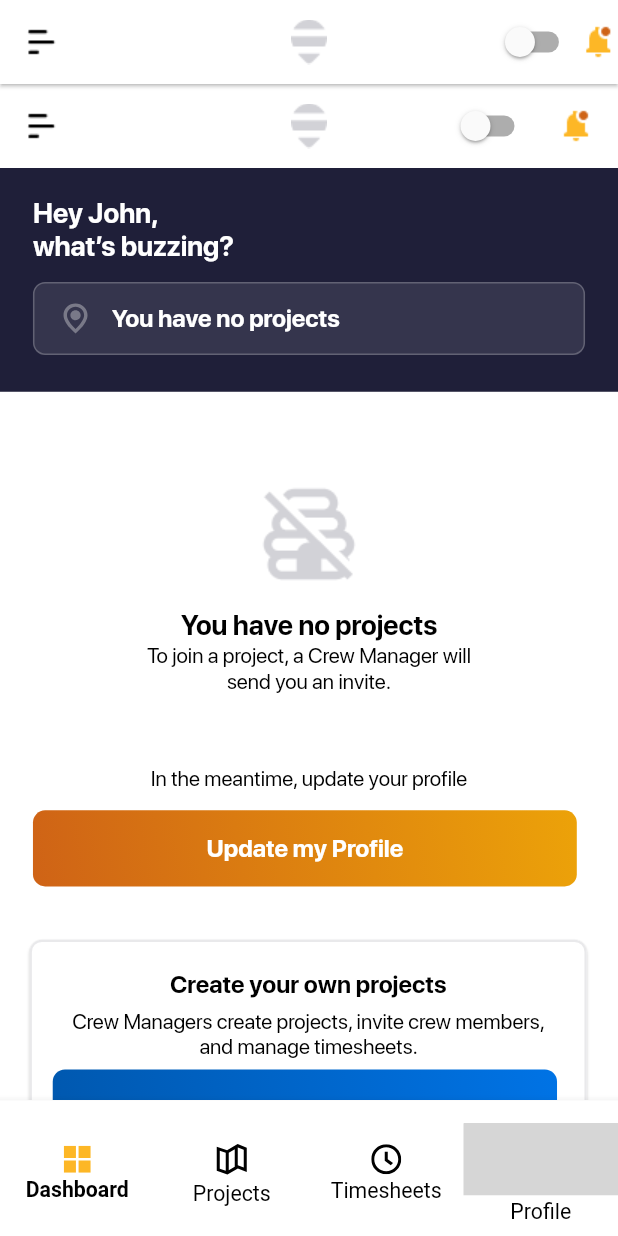
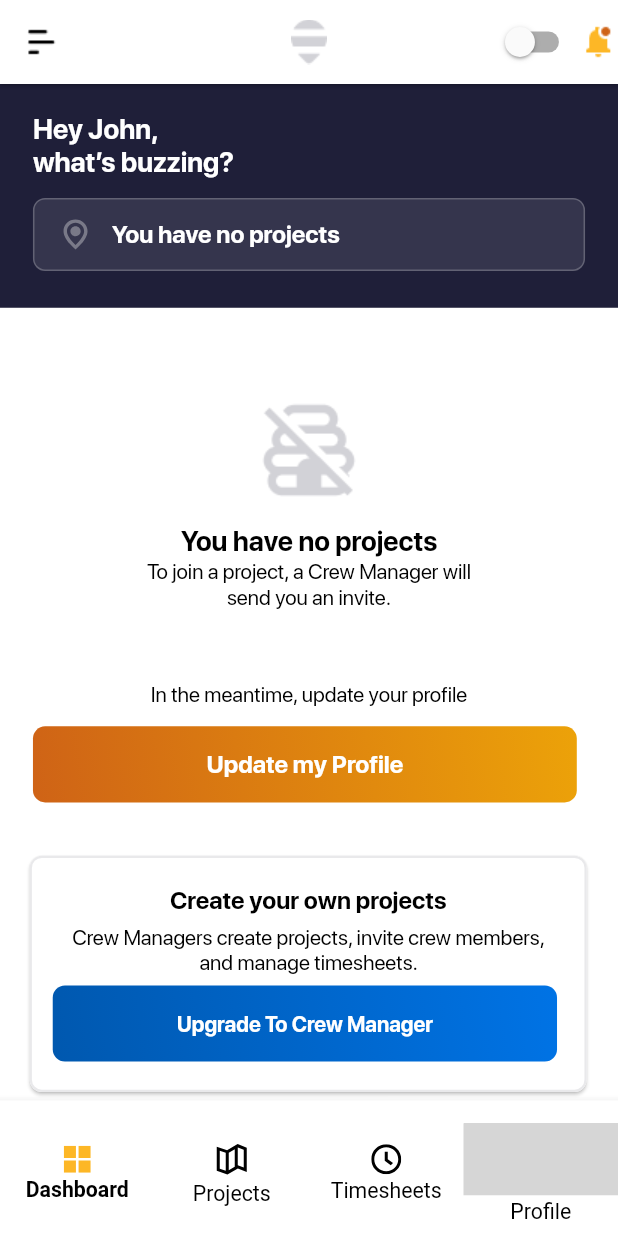
Before and after one commit to deepakrana0011/BeeHive_Crew, a Flutter app: the screen it shows after launch, on a phone screen of 412 x 824 dp. Run offline on Flutter 3.47's test engine with Material 2 defaults, Android fonts, the phone set to English and light mode, and no system bars; our stand-ins replace cached_network_image, dropdown_button2, easy_localization, flutter_native_splash, flutter_screenutil, flutter_svg and 5 more; grey boxes are pictures that could not be loaded.

Commit message:
merge the code

```diff
--- a/lib/constants/route_constants.dart
+++ b/lib/constants/route_constants.dart
@@ -12,7 +12,6 @@ class RouteConstants{
   static const String certificationPage = "certificationPage";
   static const String upgradePage = "upgradePage";
   static const String paymentPage = "paymentPage";
-}
   static const String timeSheetsScreen = "timeSheetsScreen";
   static const String notificationsScreen = "notificationsScreen";
   static const String archivedProjectsScreen = "archivedProjectsScreen";
--- a/lib/locator.dart
+++ b/lib/locator.dart
@@ -25,7 +25,6 @@ void setUpLocator(){
   locator.registerFactory<AppSettingsProvider>(() => AppSettingsProvider());
   locator.registerFactory<BaseProvider>(() => BaseProvider());
   locator.registerFactory(() => ProjectsProvider());
-  locator.registerFactory(() => BaseProvider());
   locator.registerFactory(() => ProjectDetailsPageProvider());
   locator.registerFactory(() => AddNotePageProvider());
   locator.registerFactory(() => ProjectSettingsProvider());
--- a/lib/view/dashboard/dashboard.dart
+++ b/lib/view/dashboard/dashboard.dart
@@ -39,31 +39,6 @@ class _DashBoardPageState extends State<DashBoardPage> with TickerProviderStateM
       return Scaffold(
         key: _scaffoldKey,
         drawer: drawer(context),
-        appBar: AppBar(
-          centerTitle: true,
-          elevation: 0.0,
-          backgroundColor: ColorConstants.colorWhite,
-          title: const ImageView(path: ImageConstants.dashboardAppBarIcon),
-          leading: GestureDetector(
-              onTap: () {
-                _scaffoldKey.currentState!.openDrawer();
-              },
-              child: const ImageView(path: ImageConstants.drawerIcon)),
-          actions: [
-            Switch(
-              value: themeChange.isDarkModeOn,
-              onChanged: (boolVal) {
-                  themeChange.updateTheme(boolVal);
-                  provider.updateLoadingStatus(true);
-              },
-            ),
-            GestureDetector(
-              onTap: (){
-                Navigator.pushNamed(context, RouteConstants.notificationsScreen);
-              },
-                child: const ImageView(path: ImageConstants.notificationIcon)),
-          ],
-        ),
         body: provider.checkedInNoProjects ? Column(
           children: [
            provider.hasProjects ? (provider.has2Projects ? noProjectNotCheckedInContainer(context, "you_are_not_checked_in".tr(), onTap: (){
```
Also changed, not shown: lib/provider/bottom_bar_provider.dart (+0 -7 lines).
